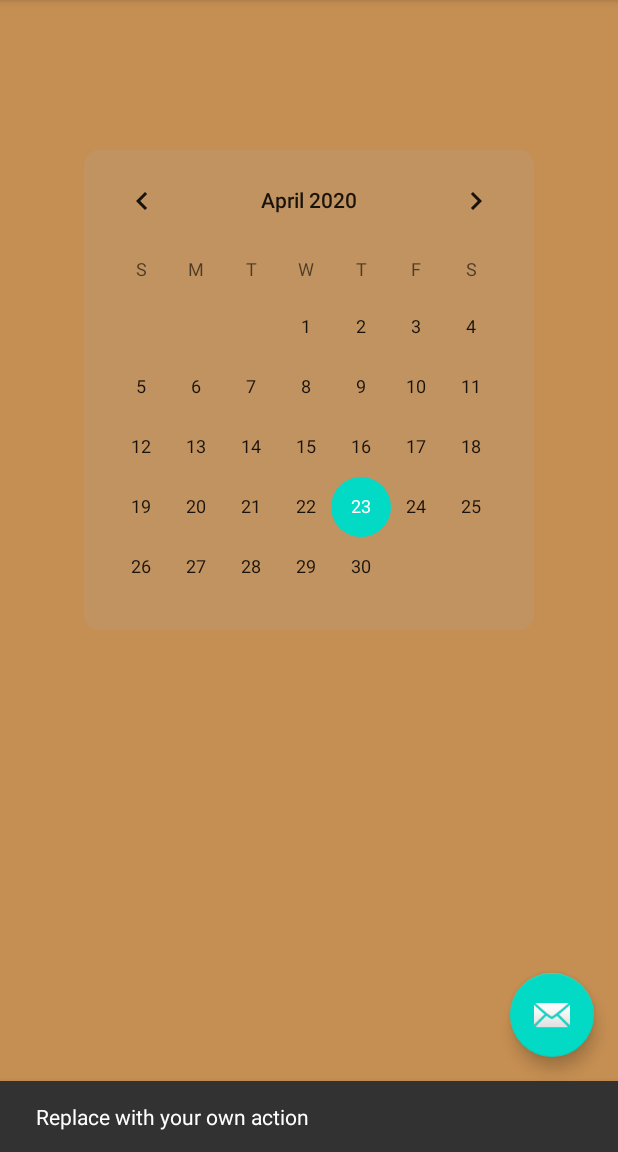
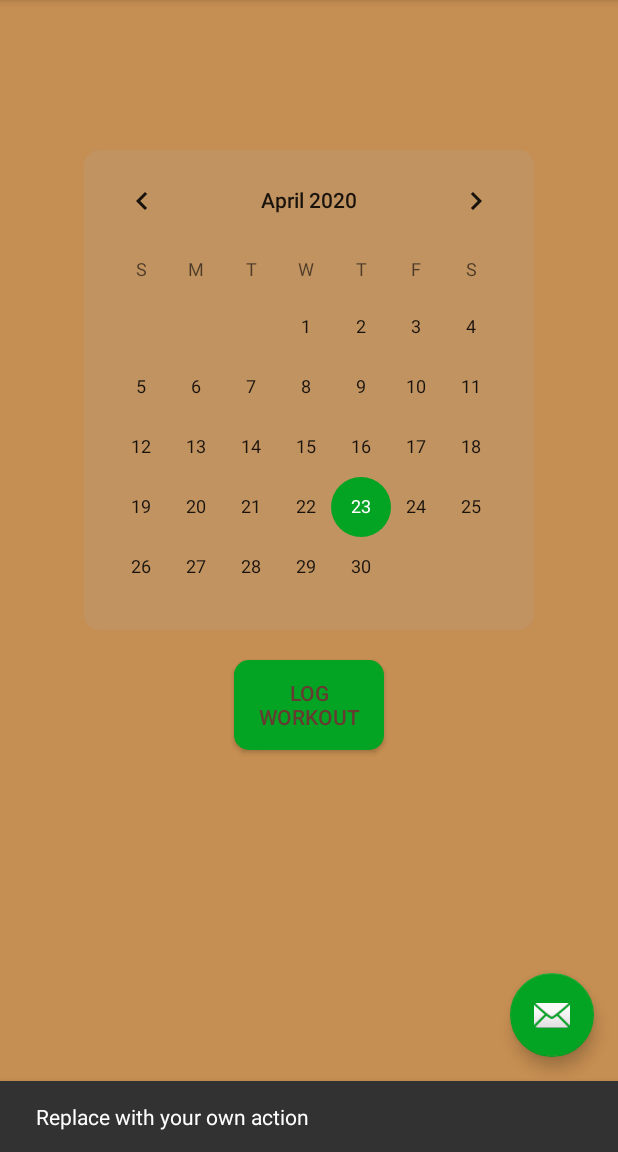
Before and after one commit to Marcellofabbri/FitnessStand-Android, an Android app: the screen it shows after launch (MainActivity), after a tap on an icon or button, on a phone screen of 412 x 824 dp, the part 84-1236 px from its top. Run offline under Robolectric (Android 15) with nearby library versions, the phone set to English and light mode, and no system bars.

Commit message:
add LogWorkout button

```diff
--- a/app/src/main/java/net/marcello/fitnessstand/FirstFragment.java
+++ b/app/src/main/java/net/marcello/fitnessstand/FirstFragment.java
@@ -21,23 +21,4 @@ public class FirstFragment extends Fragment {
         return inflater.inflate(R.layout.fragment_first, container, false);
     }
 
-    public void onViewCreated(@NonNull View view, Bundle savedInstanceState) {
-        super.onViewCreated(view, savedInstanceState);
-
-        view.findViewById(R.id.random_button).setOnClickListener(new View.OnClickListener() {
-            @Override
-            public void onClick(View view) {
-                NavHostFragment.findNavController(FirstFragment.this)
-                        .navigate(R.id.action_FirstFragment_to_SecondFragment);
-            }
-        });
-
-        view.findViewById(R.id.toast_button).setOnClickListener(new View.OnClickListener() {
-            @Override
-            public void onClick(View view) {
-                Toast myToast = Toast.makeText(getActivity(), "Hello dis is a toast", Toast.LENGTH_SHORT);
-                myToast.show();
-            }
-        });
-    }
 }
--- /dev/null
+++ b/app/src/main/res/drawable/logworkout.xml
@@ -0,0 +1,11 @@
+<?xml version="1.0" encoding="utf-8"?>
+<shape xmlns:android="http://schemas.android.com/apk/res/android">
+
+    <corners
+        android:radius="10dp">
+    </corners>
+
+    <solid
+        android:color="@color/colorAccent">
+    </solid>
+</shape>
--- a/app/src/main/res/layout/fragment_first.xml
+++ b/app/src/main/res/layout/fragment_first.xml
@@ -19,7 +19,19 @@
         <CalendarView
             android:layout_width="match_parent"
             android:layout_height="320dp">
+        </CalendarView>
 
-        </CalendarView>
     </LinearLayout>
+
+    <Button
+        android:padding="10dp"
+        android:layout_gravity="center"
+        android:layout_marginTop="20dp"
+        android:layout_width="100dp"
+        android:layout_height="60dp"
+        android:background="@drawable/logworkout"
+        android:text="@string/log_workout"
+        android:textColor="@color/toolbarColor"
+        android:textFontWeight="900">
+    </Button>
 </LinearLayout>
--- a/app/src/main/res/values/colors.xml
+++ b/app/src/main/res/values/colors.xml
@@ -2,7 +2,7 @@
 <resources>
     <color name="colorPrimary">#6200EE</color>
     <color name="colorPrimaryDark">#3700B3</color>
-    <color name="colorAccent">#03DAC5</color>
+    <color name="colorAccent">#03A323</color>
     <color name="screenBackground">#C58E52</color>
     <color name="toolbarColor">#673B31</color>
     <color name="calendarBackground">#C19361</color>
--- a/app/src/main/res/values/strings.xml
+++ b/app/src/main/res/values/strings.xml
@@ -10,4 +10,5 @@
     <string name="hello_second_fragment">Hello second fragment. Arg: %1$s</string>
     <string name="toast_button_text">Toast</string>
     <string name="count_button_text">COUNT</string>
+    <string name="log_workout">LOG WORKOUT</string>
 </resources>
```
Also changed, not shown: app/src/main/java/net/marcello/fitnessstand/MainActivity.java (+0 -8 lines).
